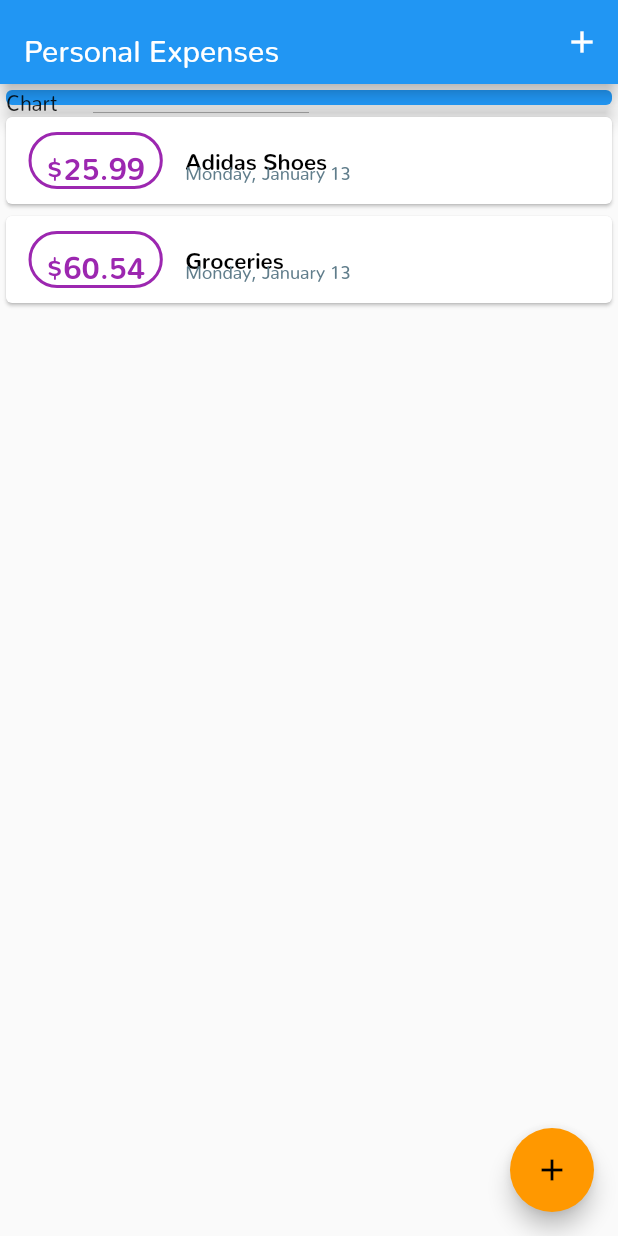
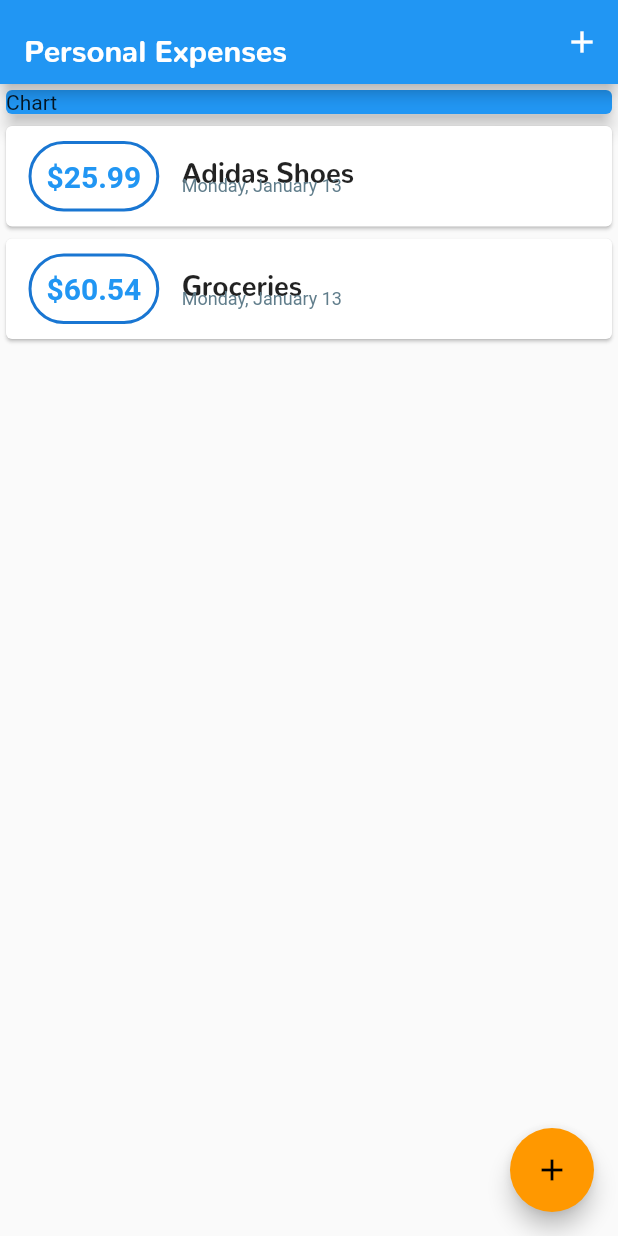
Before and after one commit to Bluesamyou/flutter_expense_tracker, a Flutter app: the screen it shows after launch, on a phone screen of 412 x 824 dp. Run offline on Flutter 3.47's test engine with Material 2 defaults, Android fonts, the phone set to English and light mode, and no system bars.

Commit message:
Added theming for body content

```diff
--- a/lib/main.dart
+++ b/lib/main.dart
@@ -16,6 +16,22 @@ class MyApp extends StatelessWidget {
         primarySwatch: Colors.blue,
         accentColor: Colors.orange,
         fontFamily: "Nunito",
+        textTheme: ThemeData.light().textTheme.copyWith(
+              title: TextStyle(
+                fontFamily: 'Nunito',
+                fontWeight: FontWeight.bold,
+                fontSize: 18,
+              ),
+            ),
+        appBarTheme: AppBarTheme(
+          textTheme: ThemeData.light().textTheme.copyWith(
+                title: TextStyle(
+                  fontFamily: 'Nunito',
+                  fontWeight: FontWeight.bold,
+                  fontSize: 20,
+                ),
+              ),
+        ),
       ),
       home: MyHomePage(),
     );
--- a/lib/widgets/transaction_list.dart
+++ b/lib/widgets/transaction_list.dart
@@ -26,7 +26,7 @@ class TransactionList extends StatelessWidget {
                     Radius.circular(100),
                   ),
                   border: Border.all(
-                    color: Colors.purple,
+                    color: Theme.of(context).primaryColorDark,
                     width: 2,
                   ),
                 ),
@@ -36,7 +36,7 @@ class TransactionList extends StatelessWidget {
                   style: TextStyle(
                     fontWeight: FontWeight.bold,
                     fontSize: 20,
-                    color: Colors.purple,
+                    color: Theme.of(context).primaryColor,
                   ),
                 ),
               ),
@@ -45,11 +45,7 @@ class TransactionList extends StatelessWidget {
                 children: <Widget>[
                   Text(
                     transactions[index].title,
-                    style: TextStyle(
-                      fontWeight: FontWeight.bold,
-                      fontSize: 15,
-                      color: Colors.black,
-                    ),
+                    style: Theme.of(context).textTheme.title,
                   ),
                   Text(
                     DateFormat.MMMMEEEEd().format(transactions[index].date),
--- a/pubspec.yaml
+++ b/pubspec.yaml
@@ -55,7 +55,7 @@ flutter:
     - family: Nunito
       fonts:
         - asset: assets/fonts/nunito/Nunito-Regular.ttf
-        - asset: assets/fonts/nunito/Nunito-Bold.ttf
+        - asset: assets/fonts/nunito/Nunito-ExtraBold.ttf
           weight: 700
   #   - family: Trajan Pro
   #     fonts:
```
